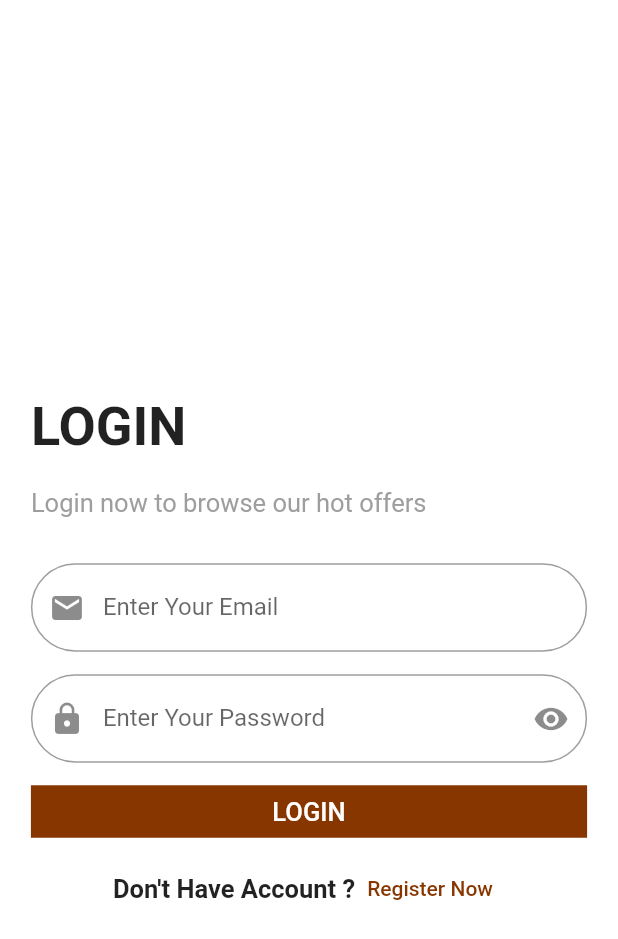
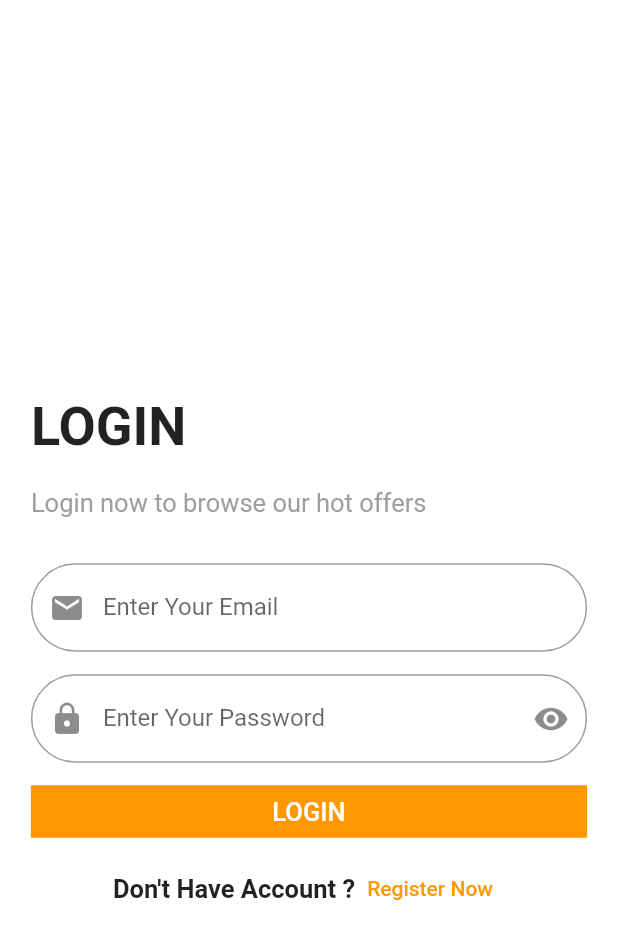
Before and after one commit to MohmdAshraf22/shop, a Flutter app: the screen it shows after launch, after a tap on the "arrow forward ios" icon, after a tap on the "arrow back ios new" icon, after a tap on "SKIP", on a phone screen of 412 x 824 dp. Shown: the top 939 px of the screen. Run offline on Flutter 3.47's test engine with Material 2 defaults, Android fonts, the phone set to English and light mode, and no system bars; our stand-ins replace bloc, carousel_slider, conditional_builder_null_safety, convex_bottom_bar, dio, flutter_bloc and 6 more; missing offline and left inert: dart:ffi; accounts and stored records are empty; network calls fail.

Commit message:
shop commit

```diff
--- a/lib/layout/shop_app/cubit_shop.dart
+++ b/lib/layout/shop_app/cubit_shop.dart
@@ -37,6 +37,8 @@ class CubitShop extends Cubit<ShopStates> {
   ];
 
   void ChangeCurrent(int value) {
+    if(value == 2)
+      getFavourite();
     current = value;
     emit(ChangeCurrentState());
   }
@@ -95,8 +97,7 @@ class CubitShop extends Cubit<ShopStates> {
         }
         else {
           getFavourite();
-          print(1);
-
+          print(111);
         }
 
         emit(ShopSuccessFavouritesModel(addFavourites));
--- a/lib/main.dart
+++ b/lib/main.dart
@@ -52,7 +52,7 @@ class MyApp extends StatelessWidget
     return MultiBlocProvider(
       providers: [
         BlocProvider(
-          create: (context) => CubitShop()
+          create: (context) => CubitShop()..getHomeData()..getCategoriesModel()..getProfile()
         ),
       ],
       child: BlocConsumer<CubitShop,ShopStates>(
--- a/lib/modules/shop_app/favourits/favourite_screen.dart
+++ b/lib/modules/shop_app/favourits/favourite_screen.dart
@@ -17,7 +17,7 @@ class FavouriteScreen extends StatelessWidget {
       },
       builder: (context, state) {
         return ConditionalBuilder(
-          condition: state is! ShopLoadingGetFavouriteModel,
+          condition: state is ShopSuccessGetFavouriteModel,
           builder: (context) =>  ListView.separated(
               physics: BouncingScrollPhysics(),
               itemBuilder: (context, index) => buildListProduct(CubitShop.get(context).favouriteModel!.data!.data![index].product,context),
--- a/lib/modules/shop_app/products/product_screen.dart
+++ b/lib/modules/shop_app/products/product_screen.dart
@@ -209,11 +209,12 @@ class ProductScreen extends StatelessWidget {
               ),
               Container(
                 decoration: BoxDecoration(
-                  borderRadius: BorderRadiusDirectional.circular(30)
+                  borderRadius: BorderRadiusDirectional.circular(30),
                 ),
                 width: double.infinity,
                 clipBehavior: Clip.antiAliasWithSaveLayer,
                 child: ElevatedButton.icon(
+                  style: ButtonStyle(backgroundColor: MaterialStateColor.resolveWith((states) => defaultColor)),
                     onPressed: (){
                       CubitShop.get(context).info = model;
                       navigateTo(context, DetailsScreen(
--- a/lib/shared/components/constants.dart
+++ b/lib/shared/components/constants.dart
@@ -3,7 +3,6 @@ import 'package:shop/shared/components/components.dart';
 import 'package:shop/shared/network/local/cache_helper.dart';
 
 String? token ='';
-String? uId ='';
 void signOut(context)
 {
   CacheHelper.removeData(
--- a/lib/shared/styles/colors.dart
+++ b/lib/shared/styles/colors.dart
@@ -2,4 +2,4 @@
 import 'package:flutter/material.dart';
 import 'package:hexcolor/hexcolor.dart';
 
-Color defaultColor = HexColor('#873600');//#A3E4D7 //#FF5733
+Color defaultColor = Colors.orange;//#A3E4D7 //#FF5733
```
Also changed, not shown: lib/modules/shop_app/categories/categories_screen.dart (+2 -24 lines).
